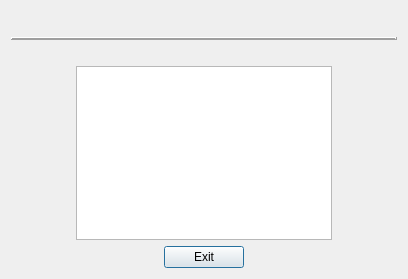
Before: the Qt Designer form CashFlowManager/automaticmonthlypaymentsummarydialog.ui in epw7856/CashFlowManager, drawn with Qt 5.
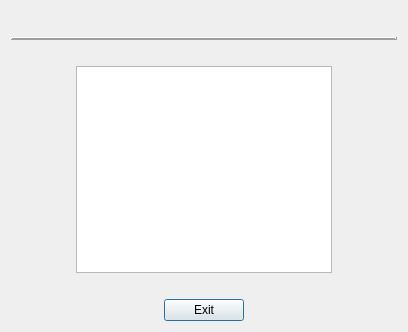
After: the same form once the commit is applied.

```diff
--- a/CashFlowManager/automaticmonthlypaymentsummarydialog.ui
+++ b/CashFlowManager/automaticmonthlypaymentsummarydialog.ui
@@ -10,7 +10,7 @@
     <x>0</x>
     <y>0</y>
     <width>408</width>
-    <height>279</height>
+    <height>332</height>
    </rect>
   </property>
   <property name="windowTitle">
@@ -141,6 +141,19 @@
      </item>
     </layout>
    </item>
+   <item>
+    <spacer name="horizontalSpacer_6">
+     <property name="orientation">
+      <enum>Qt::Horizontal</enum>
+     </property>
+     <property name="sizeHint" stdset="0">
+      <size>
+       <width>40</width>
+       <height>20</height>
+      </size>
+     </property>
+    </spacer>
+   </item>
    <item>
     <layout class="QHBoxLayout" name="horizontalLayout_3">
      <item>
```
